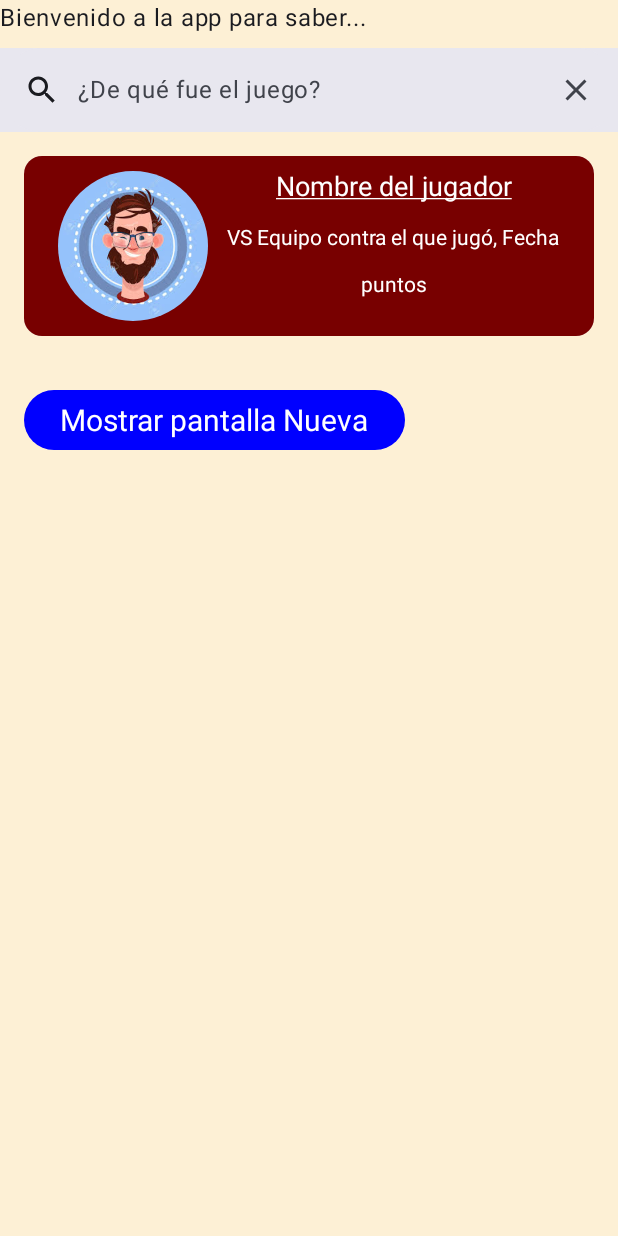
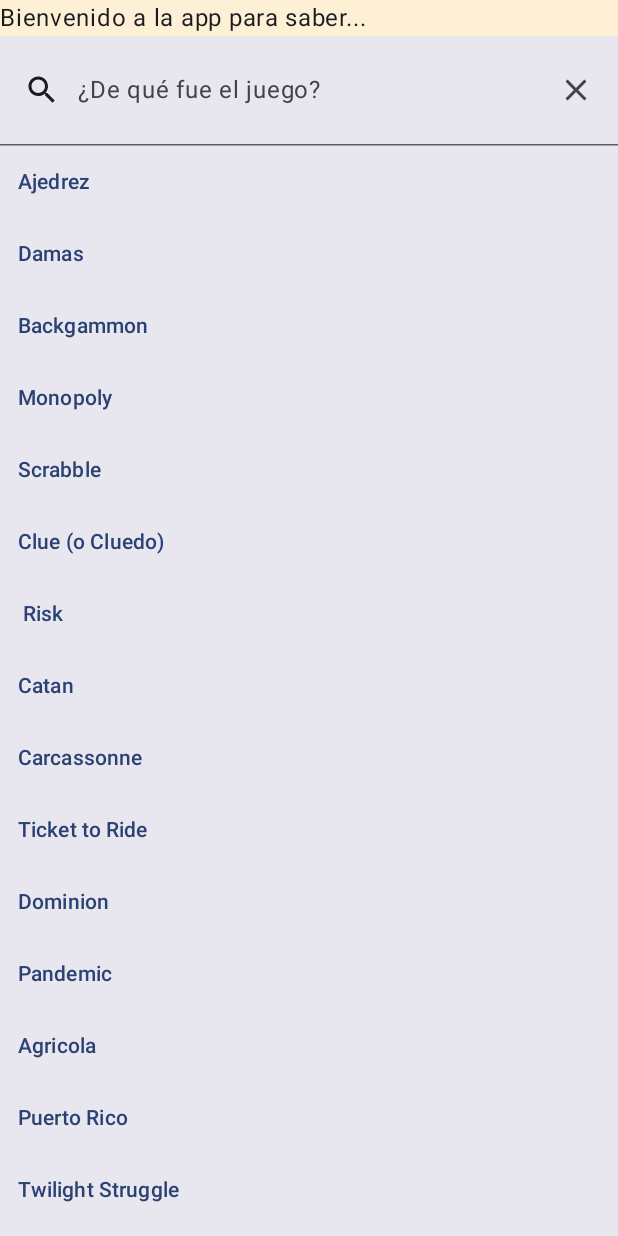
Before and after one commit to ayozera/TurnAndPoints, an Android app built with Jetpack Compose: the screen it shows after launch (MainActivity), on a phone screen of 412 x 824 dp. Run offline under Robolectric (Android 15) with nearby library versions, the phone set to English and light mode, and no system bars.

Commit message:
barra de busqueda lista

```diff
--- a/app/src/main/java/com/ayozera/turnpoints/MainActivity.kt
+++ b/app/src/main/java/com/ayozera/turnpoints/MainActivity.kt
@@ -19,6 +19,8 @@ import androidx.compose.foundation.layout.fillMaxWidth
 import androidx.compose.foundation.layout.padding
 import androidx.compose.foundation.layout.size
 import androidx.compose.foundation.lazy.LazyColumn
+import androidx.compose.foundation.lazy.items
+import androidx.compose.foundation.lazy.itemsIndexed
 import androidx.compose.foundation.shape.CircleShape
 import androidx.compose.foundation.shape.RoundedCornerShape
 import androidx.compose.material.icons.Icons
@@ -37,6 +39,7 @@ import androidx.compose.material3.MaterialTheme
 import androidx.compose.material3.SearchBar
 import androidx.compose.material3.Surface
 import androidx.compose.material3.Text
+import androidx.compose.material3.TextButton
 import androidx.compose.material3.TextField
 import androidx.compose.runtime.Composable
 import androidx.compose.runtime.getValue
@@ -114,14 +117,48 @@ fun showMainScreen(navController: NavHostController) {
 @OptIn(ExperimentalMaterial3Api::class)
 @Composable
 fun searchBar() {
-    var searchBarPlaceHolder by remember { mutableStateOf("¿De qué fue el juego?") }
+    val games = listOf(
+        "Ajedrez",
+        "Damas",
+        "Backgammon",
+        "Monopoly",
+        "Scrabble",
+        "Clue (o Cluedo)",
+        "Risk",
+        "Catan",
+        "Carcassonne",
+        "Ticket to Ride",
+        "Dominion",
+        "Pandemic",
+        "Agricola",
+        "Puerto Rico",
+        "Twilight Struggle",
+        "Power Grid",
+        "Terra Mystica",
+        "7 Wonders",
+        "Splendor",
+        "Codenames",
+        "Azul",
+        "Gloomhaven",
+        "Wingspan",
+        "Root",
+        "Brass: Birmingham"
+    )
+
+    val searchBarPlaceHolder by remember { mutableStateOf("¿De qué fue el juego?") }
     var query by remember { mutableStateOf("") }
+    var isActive by remember { mutableStateOf(false) }
+    var filteredGames by remember { mutableStateOf(games) }
+
     SearchBar(
         query = query,
-        onQueryChange = { newQuery -> query = newQuery },
-        onSearch = {},
-        active = false,
-        onActiveChange = {},
+        onQueryChange = { newQuery ->
+            query = newQuery
+            filteredGames = games.filter { it.contains(newQuery, ignoreCase = true) }
+        },
+        onSearch = {isActive = false},
+        active = isActive,
+        onActiveChange = {isActive = !isActive},
         placeholder = { Text(searchBarPlaceHolder) },
         leadingIcon = {
             Icon(
@@ -129,22 +166,31 @@ fun searchBar() {
                 contentDescription = "Icono para buscar"
             )
         },
-
         trailingIcon = {
             IconButton(onClick = {
                 query = ""
+                filteredGames = games
             }) {
                 Icon(
                     imageVector = Icons.Filled.Clear,
                     contentDescription = "Icono para borrar lo escrito"
                 )
             }
+
         },
         modifier = Modifier.fillMaxWidth(),
         shape = RectangleShape
     ) {
+        LazyColumn {
+            items(filteredGames) {  juego ->
+                TextButton(onClick = { query = juego }) {
+                    Text(juego)
+                }
+            }
+        }
 
     }
+
 }
 
 //@Preview(showBackground = true, showSystemUi = true)
```
